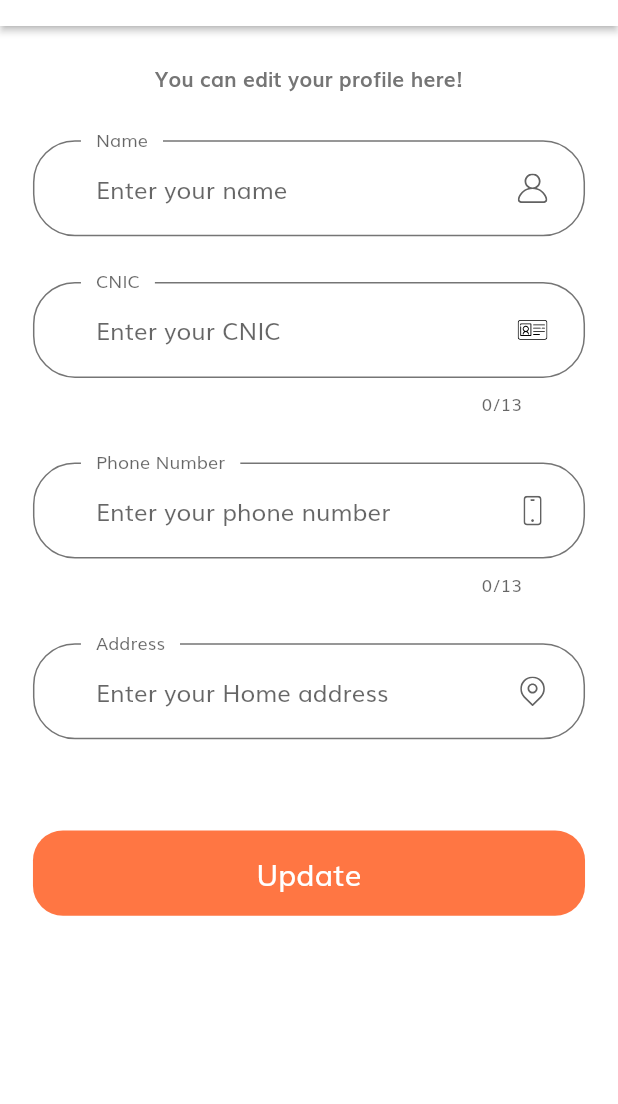
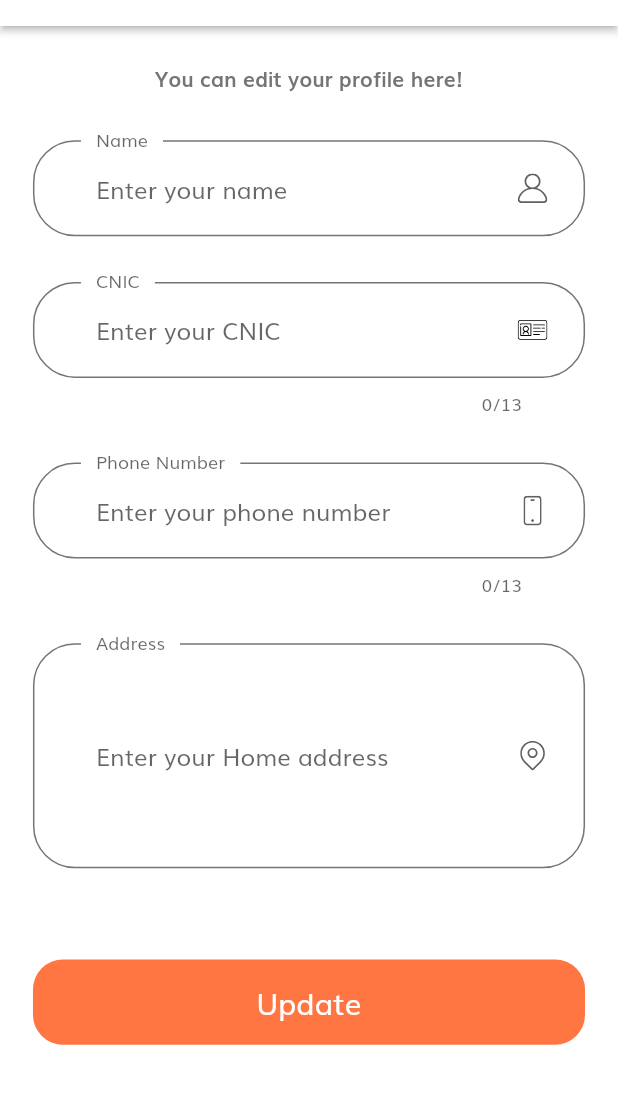
Before and after one commit to iamhamzamatloob/SchoolSawaariFlutter, a Flutter app: the ParentEditProfile screen opened by its route, on a phone screen of 412 x 824 dp, the part 58-1162 px from its top. Run offline on Flutter 3.47's test engine with Material 2 defaults, Android fonts, the phone set to English and light mode, and no system bars; our stand-ins replace cloud_firestore, curved_navigation_bar, firebase_auth, firebase_core, firebase_storage, flutter_spinkit and 3 more; accounts and stored records are empty.

```diff
--- a/lib/screens/edit_profiles/parent_edit_profile.dart
+++ b/lib/screens/edit_profiles/parent_edit_profile.dart
@@ -149,8 +149,13 @@ class _ParentEditProfileState extends State<ParentEditProfile> {
     );
   }
 
-  TextFormField buildAddressFormField() {
-    return TextFormField(
+  Container buildAddressFormField() {
+    return Container(
+      height: 150,
+      child: TextFormField(
+        expands: true,
+        minLines: null,
+        maxLines: null,
         initialValue: storeAddress,
         keyboardType: TextInputType.streetAddress,
         onSaved: (newValue) => address = newValue,
@@ -173,6 +178,7 @@ class _ParentEditProfileState extends State<ParentEditProfile> {
           floatingLabelBehavior: FloatingLabelBehavior.always,
           suffixIcon:
               CustomSurffixIcon(svgIcon: "assets/icons/Location point.svg"),
+        ),
       ),
     );
   }
--- a/lib/screens/sign_up/verificationts.dart
+++ b/lib/screens/sign_up/verificationts.dart
@@ -248,7 +248,7 @@ class _VerificationsState extends State<Verifications> {
                 ),
               ),
               Text(
-                'This photo will not be used as your profile photo',
+                'This photo will be used as your profile photo',
                 style: TextStyle(
                     fontSize: 14,
                     color: Colors.green,
--- a/pubspec.yaml
+++ b/pubspec.yaml
@@ -38,6 +38,7 @@ dependencies:
   image_picker: ^0.6.7+17
   flutter_spinkit:
   firebase_storage:
+  google_maps_flutter: ^1.2.0
 
 dev_dependencies:
   flutter_test:
```
Also changed, not shown: lib/screens/driver_home/pages/tracking_page.dart (+17 -2 lines), lib/screens/driver_home/pages/user_profile/components/profile_pic.dart (+37 -38 lines), lib/screens/parent_home/pages/tracking_page.dart (+17 -2 lines), assets/images/Bubble-Loader-Icon.gif (added), assets/images/User.jpeg (added), pubspec.lock, 1 other file. Lines whose indentation alone changed are shown as unchanged.
